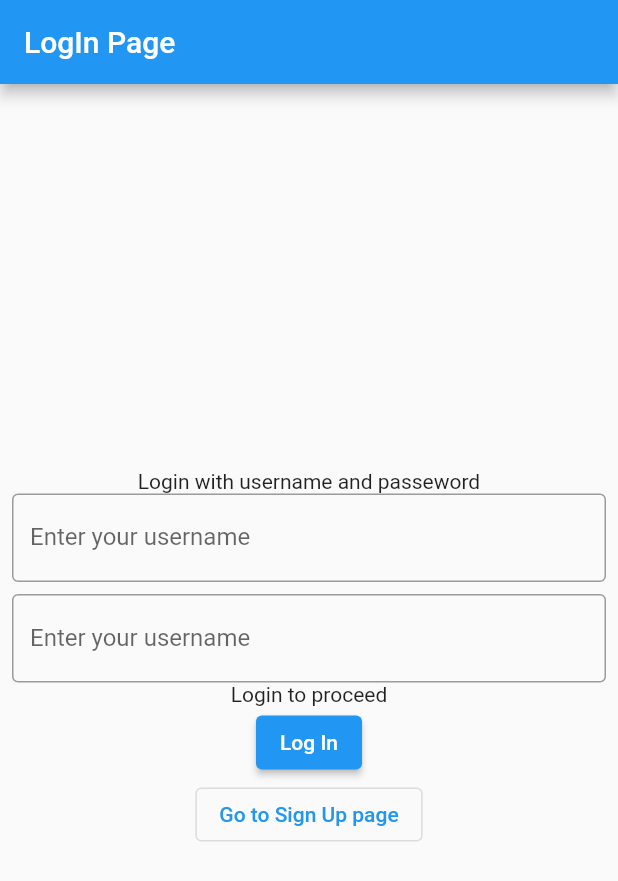
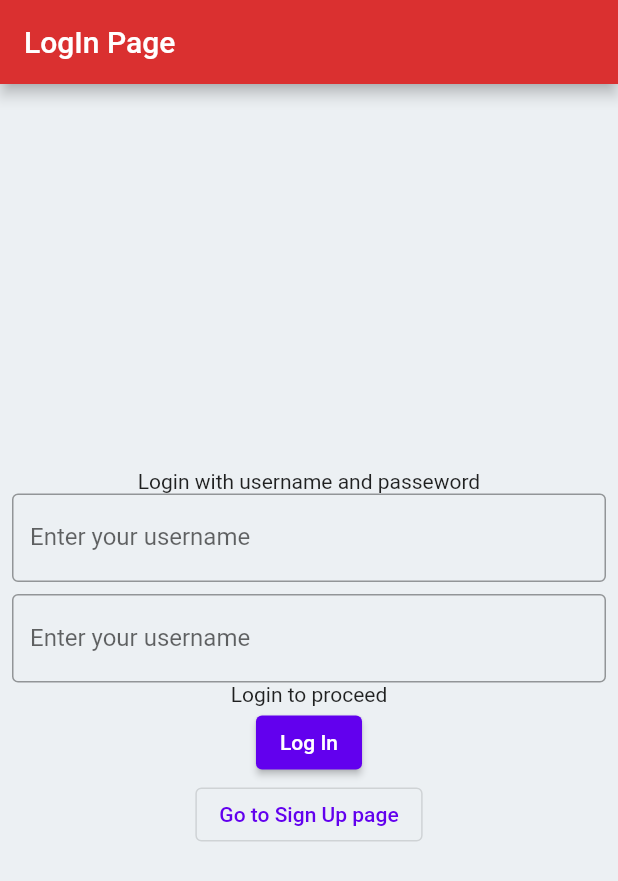
Before and after one commit to basunia/live_news_flutter, a Flutter app: the screen it shows after launch, on a phone screen of 412 x 824 dp. Shown: the top 881 px of the screen. Run offline on Flutter 3.47's test engine with Material 2 defaults, Android fonts, the phone set to English and light mode, and no system bars; our stand-ins replace bloc, cached_network_image, dio, easy_localization, equatable, flutter_bloc and 4 more.

Commit message:
fixes issue on bad state

```diff
--- a/lib/app.dart
+++ b/lib/app.dart
@@ -1,6 +1,10 @@
+import 'package:easy_localization/easy_localization.dart';
 import 'package:flutter/material.dart';
 import 'package:flutter_bloc/flutter_bloc.dart';
 import 'package:mail_automation/auth/view/auth_page.dart';
+import 'package:mail_automation/settings/cubit/settings_cubit.dart';
+import 'package:mail_automation/settings/cubit/settings_state.dart';
+import 'package:mail_automation/utils/themes.dart';
 import 'package:mail_repository/mail_repository.dart';
 
 import 'auth/bloc/auth_bloc.dart';
@@ -28,6 +32,9 @@ class MailApp extends StatelessWidget {
             create: (context) =>
                 NewsBloc(mailRepository: context.read<MailRepository>()),
           ),
+          BlocProvider(
+            create: (context) => SettingsCubit(),
+          ),
         ],
         child: MailAppView(),
       ),
@@ -41,10 +48,43 @@ class MailAppView extends StatelessWidget {
 
   @override
   Widget build(BuildContext context) {
-    return const MaterialApp(
-      title: 'Mail Automation',
-      home: AuthPage(),
+    return BlocBuilder<SettingsCubit, SettingsState>(
+      buildWhen: ((previous, current) {
+        if (previous != current) {
+          needRebuild = true;
+        }
+        return needRebuild;
+      }),
+      builder: (context, state) {
+        debugPrint(
+            'Locale id ${state.localeId}, ${context.locale.toStringWithSeparator()}');
+        debugPrint('Theme id ${state.themeId},');
+        if (needRebuild) {
+          _rebuildAllChildren(context);
+        }
+        return MaterialApp(
+          title: 'News App',
+          localizationsDelegates: context.localizationDelegates,
+          supportedLocales: context.supportedLocales,
+          locale: context.locale,
+          debugShowCheckedModeBanner: false,
+          theme:
+              state.themeId == 0 ? ColorsLight.themeData : ColorsDark.themeData,
+          home: Builder(builder: (context) {
+            debugPrint(
+                'Locale id ${state.localeId}, ${context.locale.toStringWithSeparator()}');
+
+            return const AuthPage();
+          }),
+        );
+      },
     );
+
+    // return const MaterialApp(
+    //   title: 'Mail Automation',
+    //   home: AuthPage(),
+    // );
+
     // return BlocBuilder<SettingsCubit, SettingsState>(
     //   buildWhen: ((previous, current) {
     //     if (previous != current) {
--- a/lib/auth/view/auth_page.dart
+++ b/lib/auth/view/auth_page.dart
@@ -52,8 +52,8 @@ class AuthView extends StatelessWidget {
         listener: (context, state) {
           switch (state.authStatus) {
             case AuthStatus.success:
-              Navigator.pushReplacement(
-                  context, HomePage.route(context: context));
+              //TODO: error
+              Navigator.push(context, HomePage.route(context: context));
               break;
             case AuthStatus.failure:
               showMessage(context, 'Something went wrong!');
--- a/lib/main/home_page.dart
+++ b/lib/main/home_page.dart
@@ -1,5 +1,6 @@
 import 'package:flutter/material.dart';
 import 'package:flutter_bloc/flutter_bloc.dart';
+import 'package:mail_automation/main/home_nav_drawer.dart';
 import 'package:mail_automation/news/view/news_page.dart';
 import 'package:mail_repository/mail_repository.dart';
 
--- a/lib/news/view/news_item.dart
+++ b/lib/news/view/news_item.dart
@@ -40,7 +40,7 @@ class NewsItem extends StatelessWidget {
                 )
               : const SizedBox.shrink(),
           Padding(
-            padding: const EdgeInsets.fromLTRB(0.0, 8, 4, 0.0),
+            padding: const EdgeInsets.fromLTRB(0.0, 12, 0, 12.0),
             child: ListTile(
               // leading: Text('${index}'),
               // dense: true,
--- a/lib/news/view/news_page.dart
+++ b/lib/news/view/news_page.dart
@@ -4,6 +4,7 @@ import 'package:flutter_bloc/flutter_bloc.dart';
 import 'package:mail_automation/news/view/news_item.dart';
 import 'package:mail_automation/news/widget/news_loader.dart';
 
+import '../../main/home_nav_drawer.dart';
 import '../bloc/news_bloc.dart';
 import '../bloc/news_state.dart';
 
@@ -53,6 +54,7 @@ class _NewsPageState extends State<NewsPage> {
       appBar: AppBar(
         title: const Text('News page'),
       ),
+      drawer: const NavigationDrawer(),
       body: RefreshIndicator(
         onRefresh: _onRefresh,
         child: BlocConsumer<NewsBloc, NewsState>(
--- /dev/null
+++ b/lib/settings/cubit/settings_cubit.dart
@@ -0,0 +1,25 @@
+import 'package:hydrated_bloc/hydrated_bloc.dart';
+
+import 'settings_state.dart';
+
+// part 'l10n_state.dart';
+
+/// Hydrated cubit to persist setting data like theme and locale settings
+class SettingsCubit extends HydratedCubit<SettingsState> {
+  SettingsCubit() : super(const SettingsState());
+
+  void setLocale(int localeId) {
+    emit(state.copyWith(localeId: localeId));
+  }
+
+  void setTheme(int themeId) {
+    emit(state.copyWith(themeId: themeId));
+  }
+
+  @override
+  SettingsState? fromJson(Map<String, dynamic> json) =>
+      SettingsState.fromJsom(json);
+
+  @override
+  Map<String, dynamic>? toJson(SettingsState state) => state.toJson();
+}
--- /dev/null
+++ b/lib/settings/cubit/settings_state.dart
@@ -0,0 +1,24 @@
+// part of 'l10n_cubit.dart';
+
+import 'package:equatable/equatable.dart';
+import 'package:json_annotation/json_annotation.dart';
+part 'settings_state.g.dart';
+
+@JsonSerializable()
+class SettingsState extends Equatable {
+  const SettingsState({this.localeId = 0, this.themeId = 0});
+  final int localeId;
+  final int themeId;
+
+  SettingsState copyWith({int? localeId, int? themeId}) {
+    return SettingsState(
+        localeId: localeId ?? this.localeId, themeId: themeId ?? this.themeId);
+  }
+
+  factory SettingsState.fromJsom(json) => _$SettingsStateFromJson(json);
+
+  Map<String, dynamic> toJson() => _$SettingsStateToJson(this);
+
+  @override
+  List<Object> get props => [localeId, themeId];
+}
--- a/lib/utils/localization.dart
+++ b/lib/utils/localization.dart
@@ -6,10 +6,10 @@ extension MenuItemsFilter<E> on Iterable<E> {
 }
 
 class Localization {
-  static final locales = [const Locale('en', 'US'), const Locale('de', 'De')];
-  static final menuItems = ['English', 'German'];
+  static final locales = [const Locale('en', 'UK'), const Locale('ro', 'RO')];
+  static final menuItems = ['English', 'Romania'];
   static final localeIcons = ['uk.png', 'romania.png'];
-  static final localeCodes = ['en_US', 'de_De'];
+  static final localeCodes = ['en_UK', 'ro_RO'];
 
   // TODO: needs to use indexes instead of this
   static final localeSequence = [0, 1];
--- /dev/null
+++ b/lib/utils/themes.dart
@@ -0,0 +1,103 @@
+import 'package:flutter/material.dart';
+
+const Map<TargetPlatform, PageTransitionsBuilder> _defaultBuilders =
+    <TargetPlatform, PageTransitionsBuilder>{
+  TargetPlatform.android: CupertinoPageTransitionsBuilder(),
+  TargetPlatform.iOS: CupertinoPageTransitionsBuilder(),
+  TargetPlatform.macOS: CupertinoPageTransitionsBuilder(),
+};
+
+class ColorsLight {
+  static ThemeData get themeData => ThemeData(
+        textSelectionTheme: const TextSelectionThemeData(
+          cursorColor: Color(0xff4692CE),
+          selectionColor: Color(0xff4692CE),
+          selectionHandleColor: Color(0xff4692CE),
+        ),
+        textTheme: const TextTheme(
+          headline1: TextStyle(
+            color: Color(0xFFDA3030),
+            fontSize: 16,
+            fontWeight: FontWeight.w700,
+          ),
+          headline4: TextStyle(
+            color: Color(0xFFDA3030),
+            fontSize: 14,
+          ),
+          headline3: TextStyle(
+            color: Color(0xFFDA3030),
+            fontSize: 14,
+            fontWeight: FontWeight.w500,
+          ),
+        ),
+        textButtonTheme: TextButtonThemeData(
+          style: ButtonStyle(
+            textStyle:
+                MaterialStateProperty.all(TextStyle(color: Color(0xFFDA3030))),
+            overlayColor: MaterialStateProperty.all(Color(0xffDAE4ED)),
+            backgroundColor: MaterialStateProperty.all(Color(0xffCBE8FE)),
+          ),
+        ),
+        appBarTheme: const AppBarTheme(
+          color: Color(0xFFDA3030),
+        ),
+        // buttonColor: Color(0xffCBE8FE),
+        canvasColor: const Color(0xffECF0F3),
+        primaryColor: Color(0xFFDA3030),
+        cardColor: Colors.white,
+        highlightColor: const Color(0xffF5F5F5),
+        dialogBackgroundColor: Color(0xffFFFFFF),
+        backgroundColor: const Color(0xff333333),
+        primarySwatch: Colors.red,
+        colorScheme: const ColorScheme.light(secondary: Color(0xFFD64A4A)),
+        pageTransitionsTheme:
+            const PageTransitionsTheme(builders: _defaultBuilders),
+        bottomNavigationBarTheme: const BottomNavigationBarThemeData(
+          selectedItemColor: Color(0xFFFFFFFF),
+          unselectedItemColor: Color(0xFFE1ECF5),
+        ),
+      );
+}
+
+class ColorsDark {
+  static ThemeData get themeData => ThemeData(
+        textSelectionTheme: const TextSelectionThemeData(
+          cursorColor: Color(0xff4692CE),
+          selectionColor: Color(0xff4692CE),
+          selectionHandleColor: Color(0xff4692CE),
+        ),
+        textTheme: const TextTheme(
+          headline1: TextStyle(
+            color: Color(0xffFFFFFF),
+            fontSize: 16,
+            fontWeight: FontWeight.w700,
+          ),
+          headline4: TextStyle(
+            color: Color(0xff4692CE),
+            fontSize: 14,
+          ),
+          headline3: TextStyle(
+            color: Color(0xffFFFFFF),
+            fontSize: 14,
+            fontWeight: FontWeight.w500,
+          ),
+        ),
+        textButtonTheme: TextButtonThemeData(
+          style: ButtonStyle(
+            overlayColor: MaterialStateProperty.all(Color(0xffDAE4ED)),
+            backgroundColor: MaterialStateProperty.all(Color(0xff424242)),
+          ),
+        ),
+        // buttonColor: Color(0xff424242),
+        primaryColor: Colors.grey,
+        canvasColor: Colors.black,
+        backgroundColor: Color(0xffD0D0D0),
+        cardColor: Color(0xff2C2C2C),
+        dialogBackgroundColor: Color(0xff424242),
+        highlightColor: Color(0xff141414),
+        scaffoldBackgroundColor: Colors.black,
+        colorScheme: const ColorScheme.dark(secondary: Color(0xff4692CE)),
+        pageTransitionsTheme:
+            const PageTransitionsTheme(builders: _defaultBuilders),
+      );
+}
--- a/pubspec.yaml
+++ b/pubspec.yaml
@@ -84,7 +84,9 @@ flutter:
   uses-material-design: true
 
   # To add assets to your application, add an assets section, like this:
-  # assets:
+  assets:
+    - assets/locales/
+    - assets/images/
   #   - images/a_dot_burr.jpeg
   #   - images/a_dot_ham.jpeg
 
```
Also changed, not shown: assets/locales/en-UK.json (added, +17 -0 lines), assets/locales/ro-RO.json (added, +17 -0 lines), lib/localization/localization_settings.dart (added, +145 -0 lines), lib/main/home_nav_drawer.dart (added, +125 -0 lines), assets/images/es.png (added), assets/images/romania.png (added), assets/images/uk.png (added), lib/settings/cubit/settings_state.g.dart (added).
